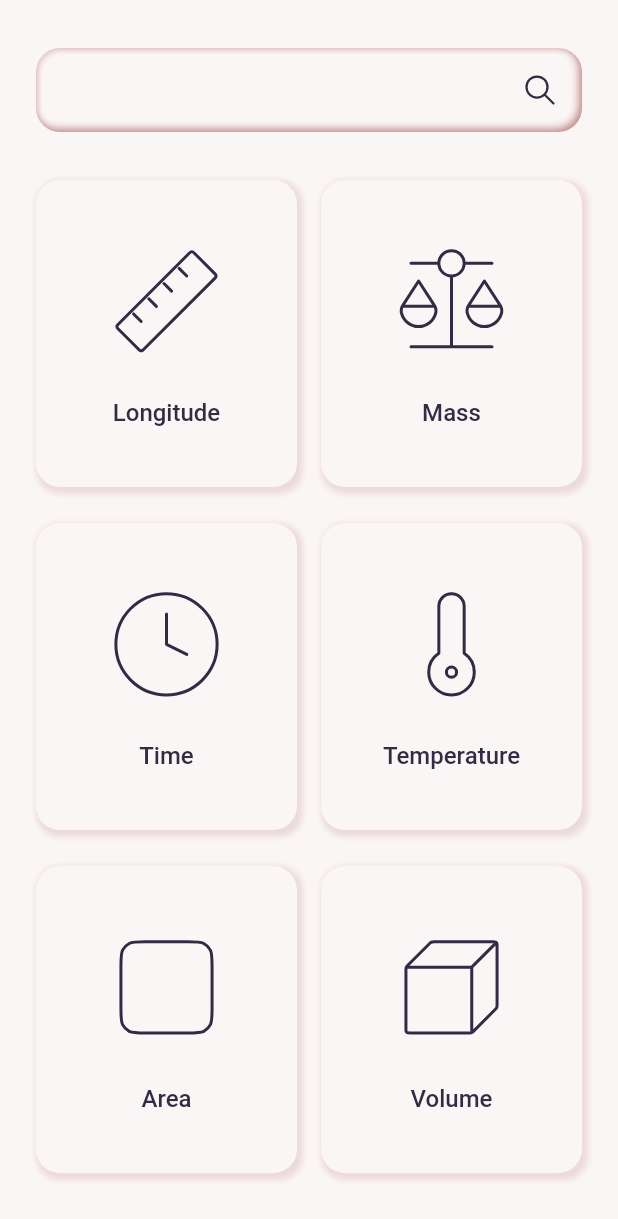
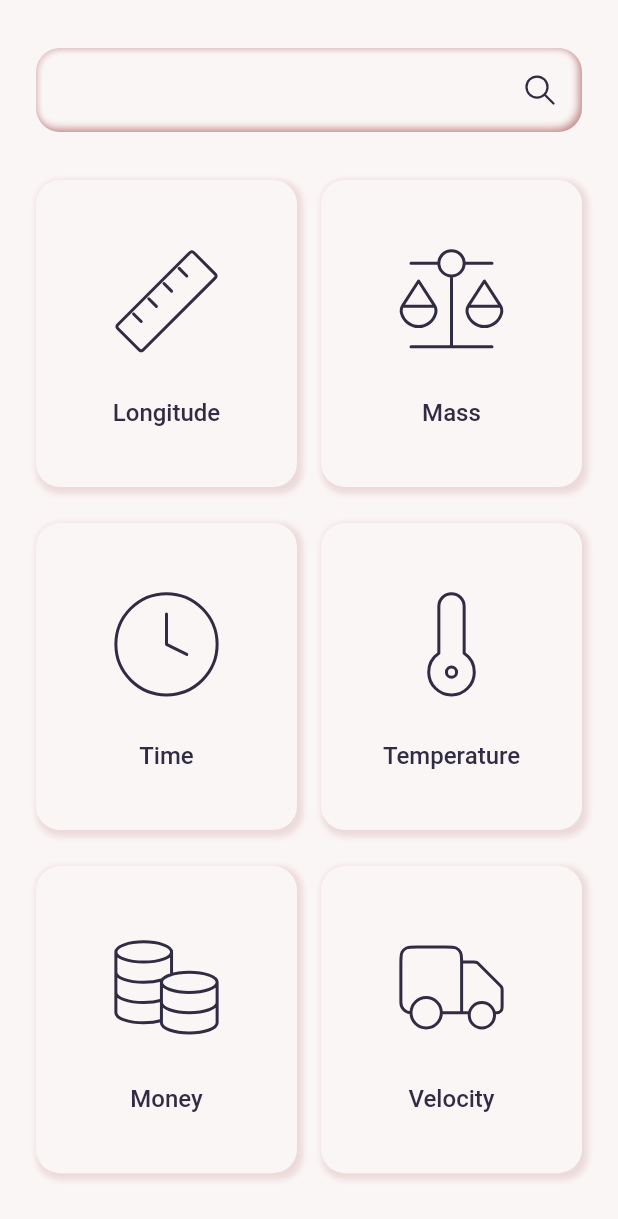
Before and after one commit to AntonioJoaquin/unit_converter_flutter, a Flutter app: the screen it shows after launch, on a phone screen of 412 x 824 dp. Shown: the top 1219 px of the screen. Run offline on Flutter 3.47's test engine with Material 2 defaults, Android fonts, the phone set to English and light mode, and no system bars; our stand-ins replace flutter_inset_box_shadow, flutter_svg, get_it, injectable.

Commit message:
#8- Add behvior into tabs

```diff
--- /dev/null
+++ b/lib/view/src/common/constants.dart
@@ -0,0 +1,8 @@
+abstract class Constants {
+  static const int longitudeCategoryId = 0;
+  static const int massCategoryId = 1;
+  static const int timeCategoryId = 2;
+  static const int temperatureCategoryId = 3;
+  static const int moneyCategoryId = 4;
+  static const int velocityCategoryId = 5;
+}
--- a/lib/view/src/common/converter.dart
+++ b/lib/view/src/common/converter.dart
@@ -1,15 +1,41 @@
+import 'constants.dart';
 import 'style/media.dart';
 
 enum Converter {
-  longitude(Media.icLongitude, 'Longitude'),
-  mass(Media.icMass, 'Mass'),
-  time(Media.icTime, 'Time'),
-  temperature(Media.icTemperature, 'Temperature'),
-  area(Media.icArea, 'Area'),
-  volume(Media.icVolume, 'Volume');
+  longitude(
+    Constants.longitudeCategoryId,
+    Media.icLongitude,
+    'Longitude',
+  ),
+  mass(
+    Constants.massCategoryId,
+    Media.icMass,
+    'Mass',
+  ),
+  time(
+    Constants.timeCategoryId,
+    Media.icTime,
+    'Time',
+  ),
+  temperature(
+    Constants.temperatureCategoryId,
+    Media.icTemperature,
+    'Temperature',
+  ),
+  area(
+    Constants.moneyCategoryId,
+    Media.icMoney,
+    'Money',
+  ),
+  volume(
+    Constants.velocityCategoryId,
+    Media.icVelocity,
+    'Velocity',
+  );
 
+  final int id;
   final String icon;
   final String name;
 
-  const Converter(this.icon, this.name);
+  const Converter(this.id, this.icon, this.name);
 }
--- /dev/null
+++ b/lib/view/src/pages/converter/converter_arguments.dart
@@ -0,0 +1,7 @@
+import 'package:unit_converter/view/src/common/converter.dart';
+
+class ConverterArguments {
+  final Converter converterCategory;
+
+  ConverterArguments(this.converterCategory);
+}
--- a/lib/view/src/pages/converter/longitude/widgets/longitude_unit_input.dart
+++ b/lib/view/src/pages/converter/longitude/widgets/longitude_unit_input.dart
@@ -26,7 +26,7 @@ class LongitudeUnitInput extends StatelessWidget {
           type.name,
           style: const TextStyle(
             fontSize: 16.0,
-            fontWeight: FontWeight.w600,
+            fontWeight: FontWeight.w500,
             color: ColorPalette.content,
           ),
         ),
@@ -57,7 +57,7 @@ class LongitudeUnitInput extends StatelessWidget {
                 ),
                 TextSpan(
                   text: '${typeFrom.name} ',
-                  style: const TextStyle(fontWeight: FontWeight.w700),
+                  style: const TextStyle(fontWeight: FontWeight.w800),
                 ),
                 TextSpan(text: _manager.getToForm(type)),
               ],
--- a/lib/view/src/pages/converter/mass/widgets/mass_unit_input.dart
+++ b/lib/view/src/pages/converter/mass/widgets/mass_unit_input.dart
@@ -26,7 +26,7 @@ class MassUnitInput extends StatelessWidget {
           type.name,
           style: const TextStyle(
             fontSize: 16.0,
-            fontWeight: FontWeight.w600,
+            fontWeight: FontWeight.w500,
             color: ColorPalette.content,
           ),
         ),
@@ -57,7 +57,7 @@ class MassUnitInput extends StatelessWidget {
                 ),
                 TextSpan(
                   text: '${typeFrom.name} ',
-                  style: const TextStyle(fontWeight: FontWeight.w700),
+                  style: const TextStyle(fontWeight: FontWeight.w800),
                 ),
                 TextSpan(text: _manager.getToForm(type)),
               ],
--- a/lib/view/src/pages/converter/money/widgets/money_unit_input.dart
+++ b/lib/view/src/pages/converter/money/widgets/money_unit_input.dart
@@ -26,7 +26,7 @@ class MoneyUnitInput extends StatelessWidget {
           type.name,
           style: const TextStyle(
             fontSize: 16.0,
-            fontWeight: FontWeight.w600,
+            fontWeight: FontWeight.w500,
             color: ColorPalette.content,
           ),
         ),
@@ -57,7 +57,7 @@ class MoneyUnitInput extends StatelessWidget {
                 ),
                 TextSpan(
                   text: '${typeFrom.name} ',
-                  style: const TextStyle(fontWeight: FontWeight.w700),
+                  style: const TextStyle(fontWeight: FontWeight.w800),
                 ),
                 TextSpan(text: _manager.getToForm(type)),
               ],
--- a/lib/view/src/pages/converter/temperature/widgets/temperature_unit_input.dart
+++ b/lib/view/src/pages/converter/temperature/widgets/temperature_unit_input.dart
@@ -26,7 +26,7 @@ class TemperatureUnitInput extends StatelessWidget {
           type.name,
           style: const TextStyle(
             fontSize: 16.0,
-            fontWeight: FontWeight.w600,
+            fontWeight: FontWeight.w500,
             color: ColorPalette.content,
           ),
         ),
@@ -57,7 +57,7 @@ class TemperatureUnitInput extends StatelessWidget {
                 ),
                 TextSpan(
                   text: '${typeFrom.name} ',
-                  style: const TextStyle(fontWeight: FontWeight.w700),
+                  style: const TextStyle(fontWeight: FontWeight.w800),
                 ),
                 TextSpan(text: _manager.getToForm(type)),
               ],
--- a/lib/view/src/pages/converter/time/widgets/time_unit_input.dart
+++ b/lib/view/src/pages/converter/time/widgets/time_unit_input.dart
@@ -26,7 +26,7 @@ class TimeUnitInput extends StatelessWidget {
           type.name,
           style: const TextStyle(
             fontSize: 16.0,
-            fontWeight: FontWeight.w600,
+            fontWeight: FontWeight.w500,
             color: ColorPalette.content,
           ),
         ),
@@ -57,7 +57,7 @@ class TimeUnitInput extends StatelessWidget {
                 ),
                 TextSpan(
                   text: '${typeFrom.name} ',
-                  style: const TextStyle(fontWeight: FontWeight.w700),
+                  style: const TextStyle(fontWeight: FontWeight.w800),
                 ),
                 TextSpan(text: _manager.getToForm(type)),
               ],
--- a/lib/view/src/pages/converter/velocity/widgets/velocity_unit_input.dart
+++ b/lib/view/src/pages/converter/velocity/widgets/velocity_unit_input.dart
@@ -26,7 +26,7 @@ class VelocityUnitInput extends StatelessWidget {
           type.name,
           style: const TextStyle(
             fontSize: 16.0,
-            fontWeight: FontWeight.w600,
+            fontWeight: FontWeight.w500,
             color: ColorPalette.content,
           ),
         ),
@@ -57,7 +57,7 @@ class VelocityUnitInput extends StatelessWidget {
                 ),
                 TextSpan(
                   text: '${typeFrom.name} ',
-                  style: const TextStyle(fontWeight: FontWeight.w700),
+                  style: const TextStyle(fontWeight: FontWeight.w800),
                 ),
                 TextSpan(text: _manager.getToForm(type)),
               ],
--- a/lib/view/src/pages/home/home_page.dart
+++ b/lib/view/src/pages/home/home_page.dart
@@ -28,8 +28,7 @@ class _HomePageState extends State<HomePage> {
   }
 
   @override
-  Widget build(BuildContext context) {
-    return Scaffold(
+  Widget build(BuildContext context) => Scaffold(
         body: SafeArea(
           child: SingleChildScrollView(
             child: Padding(
@@ -50,7 +49,6 @@ class _HomePageState extends State<HomePage> {
           ),
         ),
       );
-  }
 
   Widget _buildCategoryList() => GridView.builder(
         shrinkWrap: true,
@@ -81,8 +79,8 @@ class _CategoryItem extends StatelessWidget {
 
   @override
   Widget build(BuildContext context) {
-    return InkWell(
-      onTap: _manager.navigateToConverter,
+    return GestureDetector(
+      onTap: () => _manager.navigateToConverter(item),
       child: Container(
         decoration: BoxDecoration(
           borderRadius: BorderRadius.circular(16.0),
--- a/lib/view/src/utils/router.dart
+++ b/lib/view/src/utils/router.dart
@@ -2,6 +2,7 @@ import 'dart:io';
 
 import 'package:flutter/cupertino.dart';
 
+import '../pages/converter/converter_arguments.dart';
 import '../pages/converter/converter_page.dart';
 import '../pages/home/home_page.dart';
 
@@ -19,7 +20,11 @@ abstract class AppRouter {
         return _fadeRoute(const HomePage(), homeRoute);
 
       case converterRoute:
-        return _fadeRoute(const ConverterPage(), converterRoute);
+        return _fadeRoute(
+            ConverterPage(
+              (settings.arguments as ConverterArguments).converterCategory,
+            ),
+            converterRoute);
 
       default:
         return _fadeRoute(const HomePage(), homeRoute);
```
Also changed, not shown: lib/view/src/pages/converter/converter_manager.dart (+21 -1 lines), lib/view/src/pages/converter/converter_page.dart (+23 -7 lines), lib/view/src/pages/home/home_manager.dart (+7 -2 lines), lib/locator.config.dart. Lines whose indentation alone changed are shown as unchanged.
